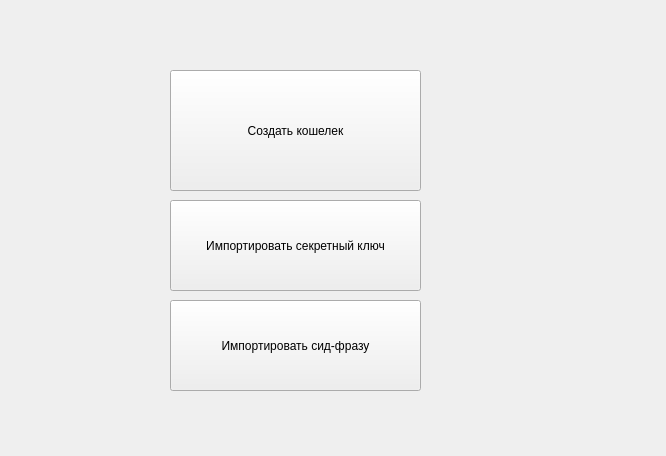
Qt form ui/firstrun_form.ui (gberdyshev/simple-bitcoin-wallet) before a commit.
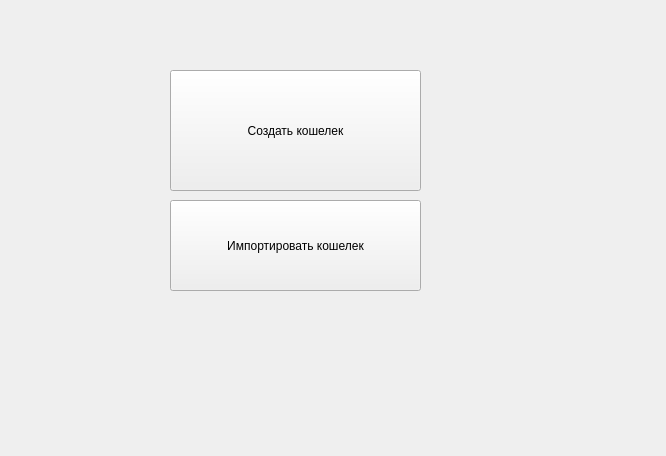
The same form after that commit.

Patch:
```diff
--- a/ui/firstrun_form.ui
+++ b/ui/firstrun_form.ui
@@ -50,26 +50,7 @@
        </rect>
       </property>
       <property name="text">
-       <string>Импортировать секретный ключ</string>
-      </property>
-     </widget>
-     <widget class="QPushButton" name="import_wallet_from_seed">
-      <property name="geometry">
-       <rect>
-        <x>170</x>
-        <y>290</y>
-        <width>251</width>
-        <height>91</height>
-       </rect>
-      </property>
-      <property name="acceptDrops">
-       <bool>false</bool>
-      </property>
-      <property name="layoutDirection">
-       <enum>Qt::LeftToRight</enum>
-      </property>
-      <property name="text">
-       <string>Импортировать сид-фразу</string>
+       <string>Импортировать кошелек</string>
       </property>
      </widget>
     </widget>
```
